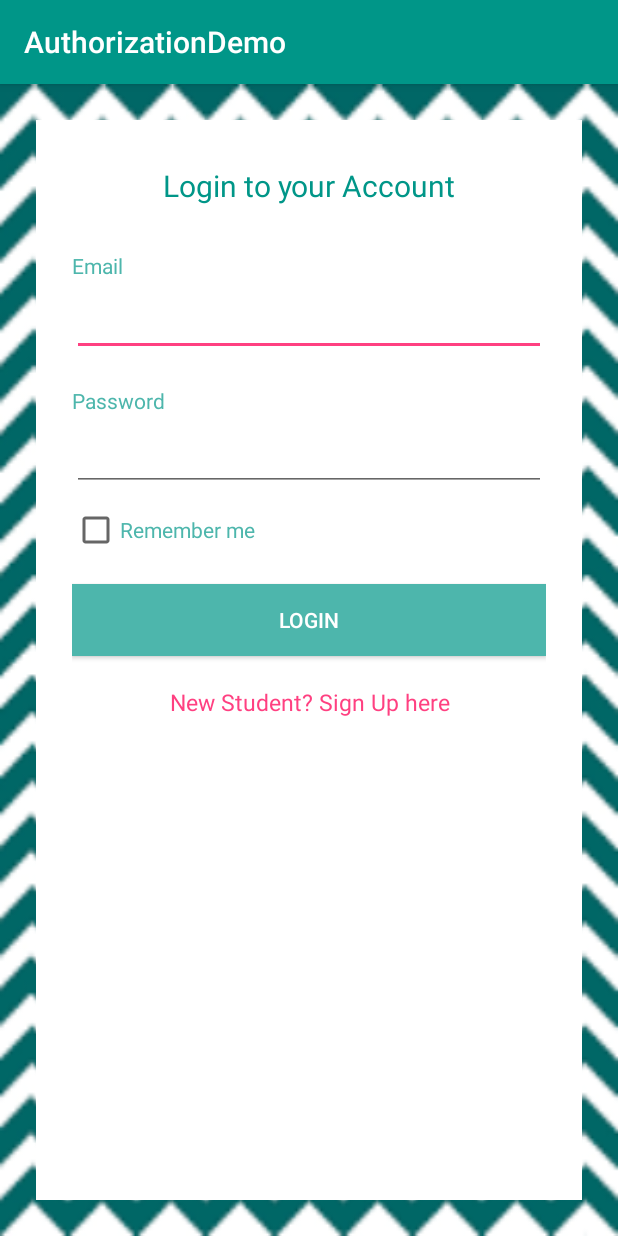
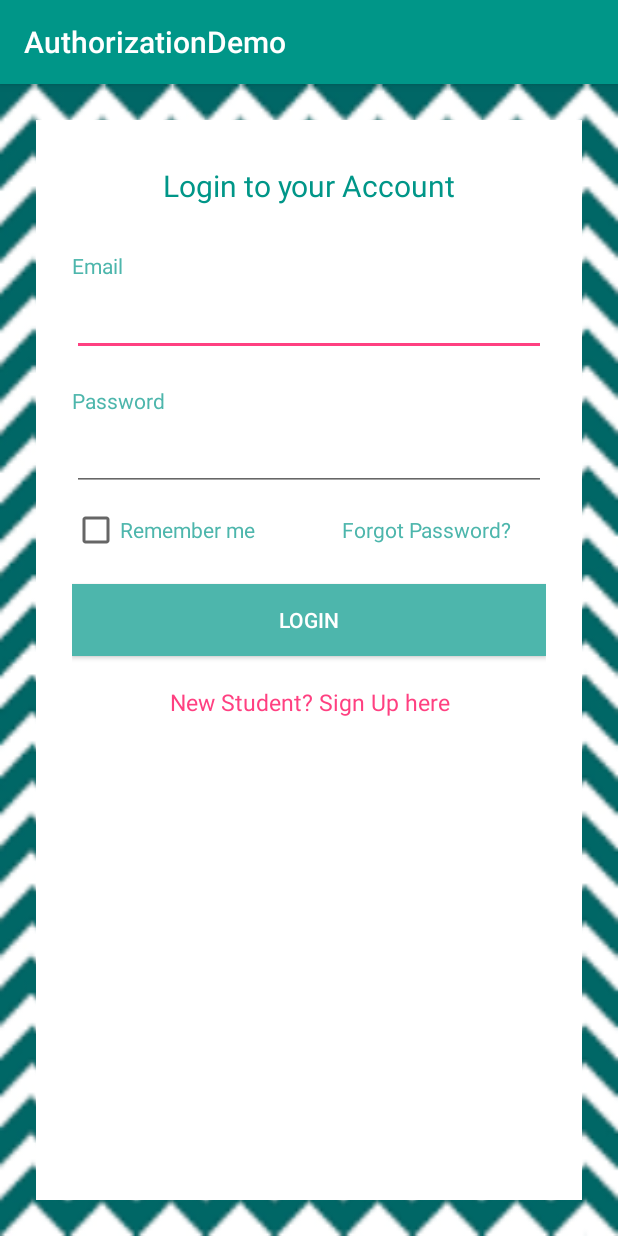
Before and after one commit to nashwanazir/AuthorizationDemo, an Android app: the screen it shows after launch (LoginActivity), on a phone screen of 412 x 824 dp. Run offline under Robolectric (Android 15) with nearby library versions, the light colour scheme and no system bars; 2 statements that could not run were skipped.

Commit message:
Add a forget password placeholder

```diff
--- a/app/src/main/java/com/example/asus/authorizationdemo/LoginActivity.java
+++ b/app/src/main/java/com/example/asus/authorizationdemo/LoginActivity.java
@@ -2,6 +2,8 @@ package com.example.asus.authorizationdemo;
 
 import android.content.Context;
 import android.content.Intent;
+import android.os.Looper;
+import android.support.v7.app.AlertDialog;
 import android.support.v7.app.AppCompatActivity;
 import android.os.Bundle;
 import android.view.View;
@@ -18,7 +20,7 @@ public class LoginActivity extends AppCompatActivity {
     DatabaseHelper databaseHelper = new DatabaseHelper(LoginActivity.this);
     EditText email, password;
     Button login;
-    TextView link_signup;
+    TextView link_signup,forgotpass;
     CheckBox rem;
     Session session;
 
@@ -32,6 +34,7 @@ public class LoginActivity extends AppCompatActivity {
         password = (EditText) findViewById(R.id.password);
         login = (Button) findViewById(R.id.btnLogin);
         link_signup = (TextView) findViewById(R.id.link_signup);
+        forgotpass= (TextView) findViewById(R.id.forgotpass);
         rem= (CheckBox) findViewById(R.id.remcheck);
 
         session = new Session(LoginActivity.this);
@@ -45,6 +48,7 @@ public class LoginActivity extends AppCompatActivity {
             startActivity(in);
             finish();
         }
+
 
         // OnClickListener for login button
         login.setOnClickListener(new View.OnClickListener() {
@@ -86,6 +90,20 @@ public class LoginActivity extends AppCompatActivity {
             }
 
 
+        });
+
+        // Clicking forgot password will show a dialog
+        forgotpass.setOnClickListener(new View.OnClickListener() {
+            @Override
+            public void onClick(View v) {
+
+                AlertDialog.Builder builder = new AlertDialog.Builder(LoginActivity.this, R.style.AlertDialogTheme);
+                builder.setMessage("Please contact help@auth.com for resetting password");
+                builder.setCancelable(true);
+
+                AlertDialog dialog = builder.create();
+                dialog.show();
+            }
         });
 
         // Link to SignUp Activity
--- a/app/src/main/res/layout/activity_login.xml
+++ b/app/src/main/res/layout/activity_login.xml
@@ -56,14 +56,32 @@
             android:layout_marginTop="5dp"
             android:inputType="textPassword" />
 
+        <LinearLayout
+            android:layout_width="match_parent"
+            android:layout_height="wrap_content"
+            android:layout_marginBottom="10dp"
+            android:weightSum="3.5">
+
         <!-- Remember me option -->
         <CheckBox
             android:id="@+id/remcheck"
-            android:layout_width="wrap_content"
+            android:layout_width="0dp"
             android:layout_height="wrap_content"
+            android:layout_weight="2"
             android:text="Remember me"
-            android:textColor="@color/secColor"
-            android:layout_marginBottom="10dp"/>
+            android:textColor="@color/secColor"/>
+
+        <!-- Forget Password option -->
+        <TextView
+            android:id="@+id/forgotpass"
+            android:layout_width="0dp"
+            android:layout_height="wrap_content"
+            android:text="Forgot Password?"
+
+            android:layout_weight="1.5"
+            android:textColor="@color/secColor"/>
+
+         </LinearLayout>
 
         <!-- Login button -->
 
```
